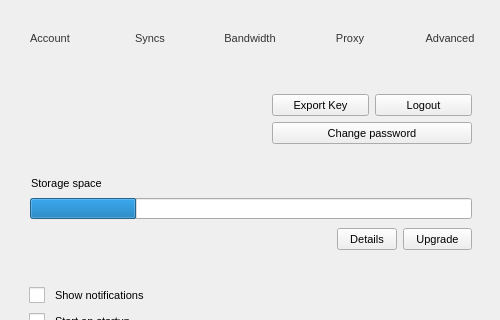
Above: src/MEGASync/gui/win/SettingsDialog.ui from meganz/MEGAsync before the change; both pictures show x 0 to 500 and y 0 to 320 of the 500 by 600 pixel window. Below: the same form after it.
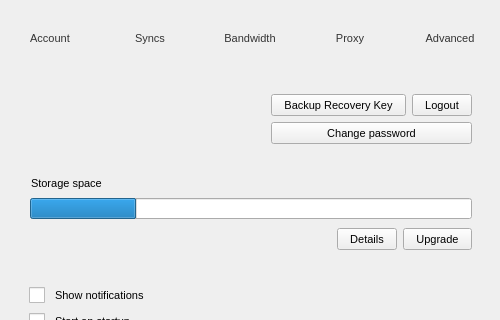
That is the form after the change. The open tabs and pages were chosen to show the change. Icons and pictures are not drawn.

Commit message: [Refact] Replace 'export key' button text with 'backup recovery key'.

What changed in the file:
```diff
--- a/src/MEGASync/gui/win/SettingsDialog.ui
+++ b/src/MEGASync/gui/win/SettingsDialog.ui
@@ -981,7 +981,7 @@
                    </size>
                   </property>
                   <property name="text">
-                   <string>Export Key</string>
+                   <string>Backup Recovery Key</string>
                   </property>
                  </widget>
                 </item>
```
The commit also changes 3 other files.
